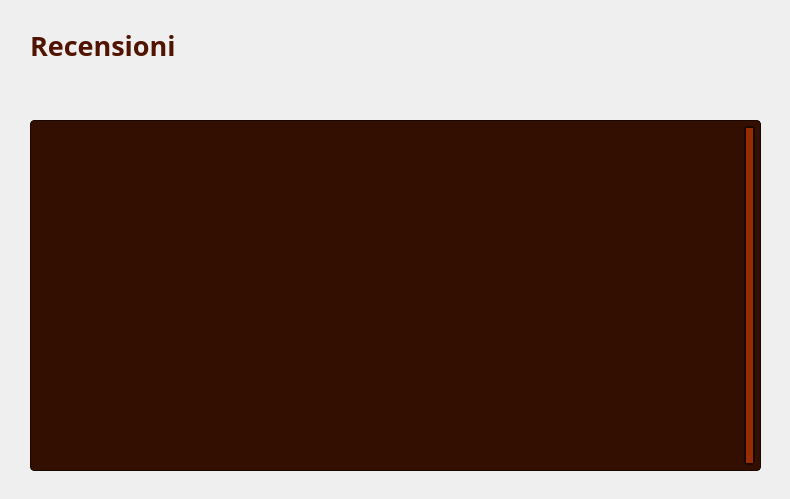
Before: the Qt Designer form Viste/VistaVisualizzaRecensioniAmministratore.ui in GiacomoPrincipi/CineMax, drawn with Qt 5.
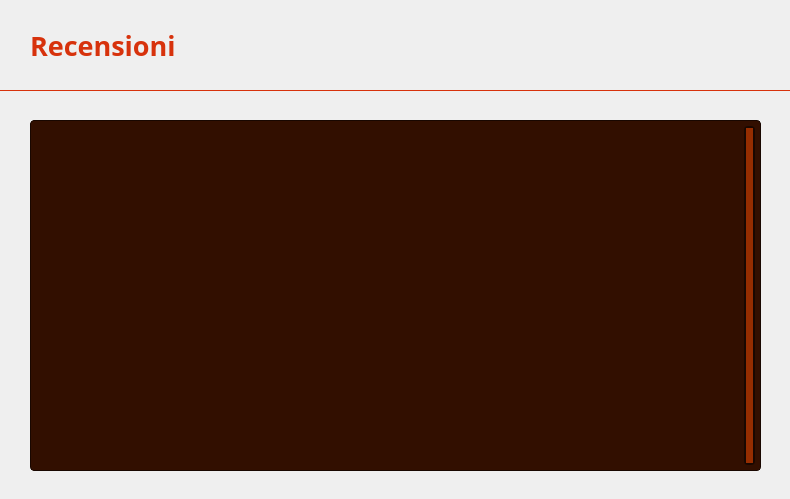
After: the same form once the commit is applied. Icons and pictures are not drawn. Custom widgets are drawn as their Qt base class.

The edit to the form file:
```diff
--- a/Viste/VistaVisualizzaRecensioniAmministratore.ui
+++ b/Viste/VistaVisualizzaRecensioniAmministratore.ui
@@ -59,7 +59,7 @@
    </property>
    <property name="styleSheet">
     <string notr="true">QLabel {
-    color: #501400;
+    color: #D7320C;
 }</string>
    </property>
    <property name="text">
@@ -102,9 +102,13 @@
     background: qlineargradient(
         x1: 0, y1: 1,
         x2: 0, y2: 0,
-        stop: 0 #962D00,
-        stop: 1 #B43700
+        stop: 0 #961E00,
+        stop: 1 #B42100
     );
+    border: 1px solid #D7320C;
+    border-top: none;
+    border-left: none;
+    border-right: none;
 }</string>
    </property>
    <property name="text">
```
Left out of the diff: 6 changed lines with no effect on the pictures.
